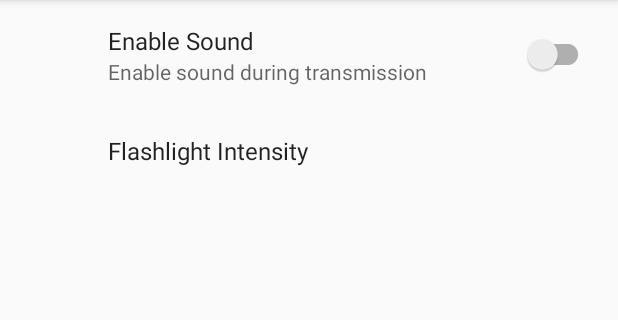
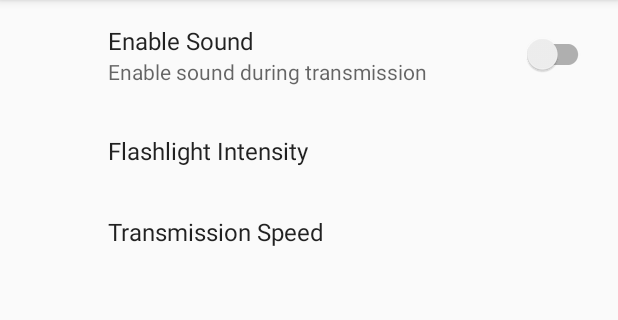
Before and after one commit to kartikmehta8/Morse-Code-Flashlight, an Android app: the SettingsActivity screen opened directly, with no data from a screen before it, on a phone screen of 412 x 824 dp, the part 84-404 px from its top. Run offline under Robolectric (Android 15) with nearby library versions, the phone set to English and light mode, and no system bars; our stand-ins replace androidx.preference.

Commit message:
Added flashlight speed preference

```diff
--- a/app/src/main/java/android/example/morsecodeflashlight/MainActivity.java
+++ b/app/src/main/java/android/example/morsecodeflashlight/MainActivity.java
@@ -41,6 +41,7 @@ public class MainActivity extends AppCompatActivity {
 
     private boolean mSound;
     private int mFlashlightIntensity;
+    private String mSpeed;
 
     @Override
     public boolean onCreateOptionsMenu(Menu menu) {
@@ -96,7 +97,8 @@ public class MainActivity extends AppCompatActivity {
 
         mSound = PreferenceManager.getDefaultSharedPreferences(this).getBoolean(SettingsActivity.KEY_PREF_SOUND_SWITCH, false);
         mFlashlightIntensity = Integer.parseInt(PreferenceManager.getDefaultSharedPreferences(this).getString(SettingsActivity.KEY_PREF_FLASHLIGHT_INTENSITY, "1"));
-        Snackbar.make(findViewById(R.id.main), "sound_switch " + mSound + "; flashlight_intensity: " + mFlashlightIntensity, Snackbar.LENGTH_SHORT).show();
+        mSpeed = PreferenceManager.getDefaultSharedPreferences(this).getString(SettingsActivity.KEY_PREF_SPEED, "Slow (Default)1");
+        Snackbar.make(findViewById(R.id.main), "sound_switch " + mSound + "; flashlight_intensity: " + mFlashlightIntensity + "; speed: " + mSpeed, Snackbar.LENGTH_SHORT).show();
     }
 
     @Override
--- a/app/src/main/java/android/example/morsecodeflashlight/SettingsActivity.java
+++ b/app/src/main/java/android/example/morsecodeflashlight/SettingsActivity.java
@@ -6,6 +6,7 @@ import android.os.Bundle;
 public class SettingsActivity extends AppCompatActivity {
     public static final String KEY_PREF_SOUND_SWITCH = "sound_switch";
     public static final String KEY_PREF_FLASHLIGHT_INTENSITY = "flashlight_intensity";
+    public static final String KEY_PREF_SPEED = "speed";
 
     @Override
     protected void onCreate(Bundle savedInstanceState) {
--- a/app/src/main/res/values/arrays.xml
+++ b/app/src/main/res/values/arrays.xml
@@ -9,4 +9,11 @@
         <item>4</item>
         <item>5</item>
     </string-array>
+
+    <string-array
+        name="speed">
+        <item>Slow (Default)</item>
+        <item>Moderate</item>
+        <item>Fast</item>
+    </string-array>
 </resources>
--- a/app/src/main/res/values/strings.xml
+++ b/app/src/main/res/values/strings.xml
@@ -22,8 +22,7 @@
     <string name="about_subtitle">Created by Cy</string>
     <string name="about_text">Created for entertainment. Features include normal flashlight, fast flash flashlight, SOS light beacon, Morse Code Transmitter and much more.\n\nBeta Version 29 May 2022</string>
     <string name="add_comment">Contact Us</string>
-    <!-- TODO: Remove or change this placeholder text -->
-    <string name="hello_blank_fragment">Hello blank fragment</string>
+
 
 
 </resources>
--- a/app/src/main/res/xml/preferences.xml
+++ b/app/src/main/res/xml/preferences.xml
@@ -12,6 +12,12 @@
         android:entryValues="@array/flashlight_intensity_array"
         android:key="flashlight_intensity"
         android:title="Flashlight Intensity" />
+    <ListPreference
+        android:defaultValue="Slow (Default)"
+        android:entries="@array/speed"
+        android:entryValues="@array/speed"
+        android:key="speed"
+        android:title="Transmission Speed" />
 
 
 </PreferenceScreen>
```
Also changed, not shown: app/src/main/res/layout/fragment_settings.xml (+0 -7 lines).
